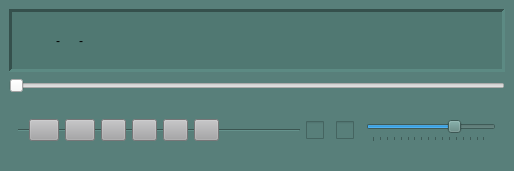
Before: the Qt Designer form lib/gui/mainwindow.ui in bitterfly/MehPlayer, drawn with Qt 5.
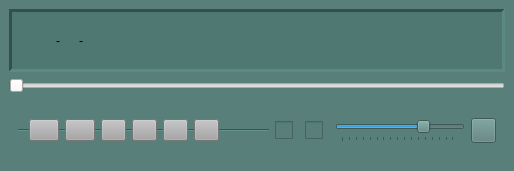
After: the same form once the commit is applied. Icons and pictures are not drawn.

Patch:
```diff
--- a/lib/gui/mainwindow.ui
+++ b/lib/gui/mainwindow.ui
@@ -438,6 +438,19 @@
            </property>
           </widget>
          </item>
+         <item>
+          <widget class="QPushButton" name="show_list">
+           <property name="maximumSize">
+            <size>
+             <width>25</width>
+             <height>25</height>
+            </size>
+           </property>
+           <property name="text">
+            <string/>
+           </property>
+          </widget>
+         </item>
         </layout>
        </widget>
       </item>
```
